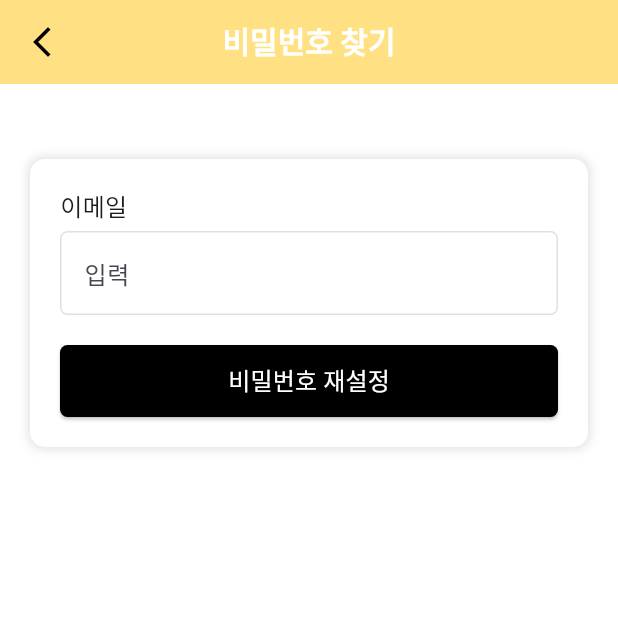
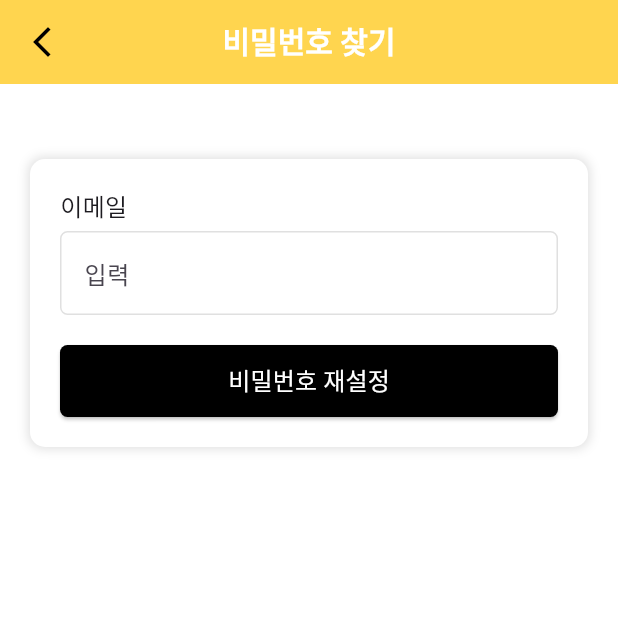
Before and after one commit to suje0ng01/Quintech, a Flutter app: the FindPasswordPage screen opened directly, on a phone screen of 412 x 824 dp, the top half of it. Run offline on Flutter 3.47's test engine with Material 3 defaults, Android fonts, the phone set to English and light mode, and no system bars.

Commit message:
-앱바 배경색 설정

```diff
--- a/lib/main.dart
+++ b/lib/main.dart
@@ -114,7 +114,7 @@ class HomeScreen extends StatelessWidget {
               // 현재는 무조건 프로필 페이지로 이동
               Navigator.push(
                 context,
-                MaterialPageRoute(builder: (context) => ProfilePage()),
+                MaterialPageRoute(builder: (context) => LoginPage()),
               );
             },
           ),
--- a/lib/member/findpassword.dart
+++ b/lib/member/findpassword.dart
@@ -1,11 +1,13 @@
 import 'package:flutter/material.dart';
+
+import '../constants/constants.dart';
 
 class FindPasswordPage extends StatelessWidget {
   @override
   Widget build(BuildContext context) {
     return Scaffold(
       appBar: AppBar(
-        backgroundColor: Colors.amber[200],
+        backgroundColor: AppColors.appbarcolor,
         title: Text(
           '비밀번호 찾기',
           style: TextStyle(
--- a/lib/member/signUp.dart
+++ b/lib/member/signUp.dart
@@ -1,11 +1,13 @@
 import 'package:flutter/material.dart';
+
+import '../constants/constants.dart';
 
 class SignUpPage extends StatelessWidget {
   @override
   Widget build(BuildContext context) {
     return Scaffold(
       appBar: AppBar(
-        backgroundColor: Colors.amber[300],
+        backgroundColor: AppColors.appbarcolor,
         title: Text(
           '회원가입',
           style: TextStyle(
```
Also changed, not shown: 1 other file.
